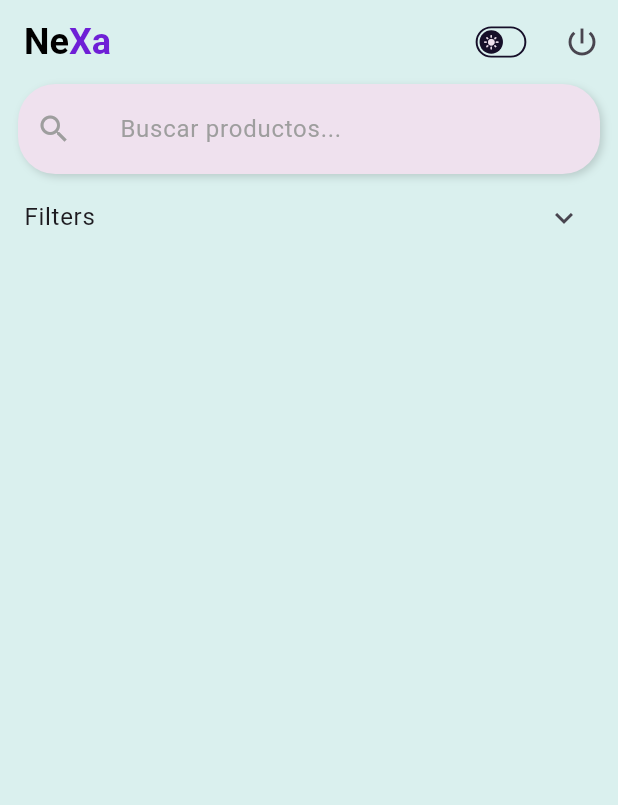
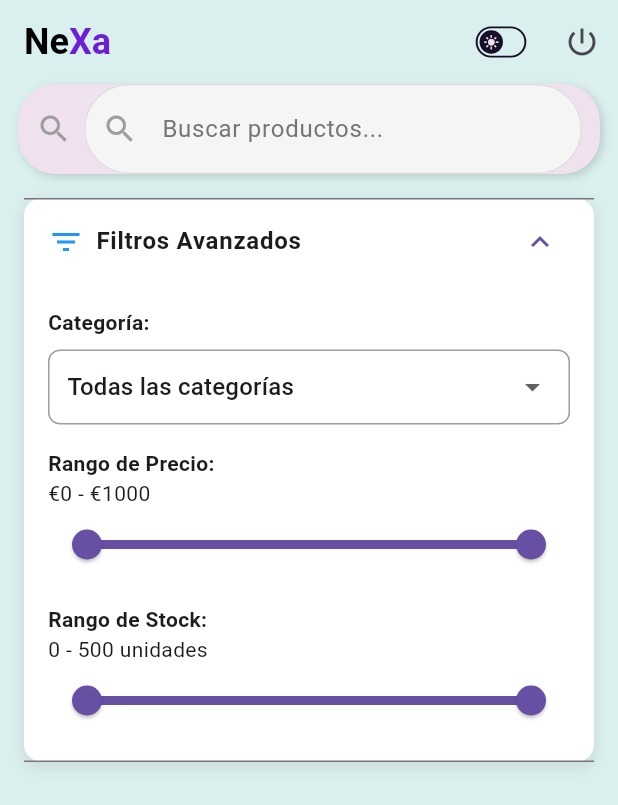
Before and after one commit to GrupoMedac7/Nexa, a Flutter app: the screen it shows once a user with an empty profile is signed in, on a phone screen of 412 x 824 dp. Shown: the top 805 px of the screen. Run offline on Flutter 3.47's test engine with Material 3 defaults, Android fonts, the phone set to English and light mode, and no system bars; our stand-ins replace cloud_firestore, firebase_auth, firebase_core; accounts and stored records are empty.

Commit message:
FS001: Mejorar visibilidad y diseño de filtros avanzados

```diff
--- a/lib/views/home_page/widgets/custom_search_bar.dart
+++ b/lib/views/home_page/widgets/custom_search_bar.dart
@@ -14,13 +14,22 @@ class CustomSearchBar extends StatelessWidget {
   InputDecoration _inputDecoration(String hint) => InputDecoration(
     hintText: hint,
     filled: true,
-    fillColor: AppTheme.palette["light_purple"],
+    fillColor: Colors.grey[100],
     contentPadding: const EdgeInsets.symmetric(horizontal: 20, vertical: 18),
     border: OutlineInputBorder(
       borderRadius: BorderRadius.circular(30),
-      borderSide: BorderSide.none,
+      borderSide: BorderSide(color: Colors.grey[300]!),
     ),
-    hintStyle: TextStyle(color: Colors.grey),
+    enabledBorder: OutlineInputBorder(
+      borderRadius: BorderRadius.circular(30),
+      borderSide: BorderSide(color: Colors.grey[300]!),
+    ),
+    focusedBorder: OutlineInputBorder(
+      borderRadius: BorderRadius.circular(30),
+      borderSide: const BorderSide(color: Colors.blue, width: 2),
+    ),
+    hintStyle: TextStyle(color: Colors.grey[600]),
+    prefixIcon: const Icon(Icons.search, color: Colors.grey),
   );
 
   @override
--- a/lib/views/home_page/widgets/custom_search_filters.dart
+++ b/lib/views/home_page/widgets/custom_search_filters.dart
@@ -29,7 +29,6 @@ class CustomSearchFilters extends StatefulWidget {
 }
 
 class _CustomSearchFiltersState extends State<CustomSearchFilters> {
-  bool _isExpanded = false;
   final double _priceMax = 1000;
   final double _stockMax = 500;
   RangeValues _priceRange = RangeValues(0, 1);
@@ -44,30 +43,62 @@ class _CustomSearchFiltersState extends State<CustomSearchFilters> {
 
   @override
   Widget build(BuildContext context) {
-    return ExpansionTile(
-      title: const Text('Filters'),
-      initiallyExpanded: _isExpanded,
+    return Container(
+      margin: const EdgeInsets.all(16),
+      decoration: BoxDecoration(
+        color: Colors.white,
+        borderRadius: BorderRadius.circular(12),
+        boxShadow: [
+          BoxShadow(
+            color: Colors.grey.withOpacity(0.2),
+            spreadRadius: 2,
+            blurRadius: 5,
+            offset: const Offset(0, 3),
+          ),
+        ],
+      ),
+      child: ExpansionTile(
+        title: const Row(
+          children: [
+            Icon(Icons.filter_list, color: Colors.blue),
+            SizedBox(width: 8),
+            Text('Filtros Avanzados', style: TextStyle(fontWeight: FontWeight.bold)),
+          ],
+        ),
+        initiallyExpanded: true,
         onExpansionChanged: (expanded) {
-        setState(() {
-          _isExpanded = expanded;
-        });
+          // Expansion state is handled automatically
         },
         children: [
-        Column(
+          Padding(
+            padding: const EdgeInsets.all(16),
+            child: Column(
               crossAxisAlignment: CrossAxisAlignment.start,
               children: [
                 // Category dropdown
-            Center(
+                const Text('Categoría:', style: TextStyle(fontWeight: FontWeight.bold)),
+                const SizedBox(height: 8),
+                Container(
+                  width: double.infinity,
+                  padding: const EdgeInsets.symmetric(horizontal: 12),
+                  decoration: BoxDecoration(
+                    border: Border.all(color: Colors.grey),
+                    borderRadius: BorderRadius.circular(8),
+                  ),
+                  child: DropdownButtonHideUnderline(
                     child: DropdownButton<String>(
                       value: widget.categoryController.text.isEmpty
                           ? null
                           : widget.categoryController.text,
-                hint: Text(
-                  widget.categoryController.text.isEmpty
-                      ? "Select category"
-                      : widget.categoryController.text,
+                      hint: const Text("Seleccionar categoría"),
+                      isExpanded: true,
+                      items: [
+                        const DropdownMenuItem<String>(
+                          value: null,
+                          child: Text("Todas las categorías"),
                         ),
-                items: widget.categories,
+                        ...widget.categories,
+                      ],
                       onChanged: (value) {
                         setState(() {
                           widget.categoryController.text = value ?? "";
@@ -78,29 +109,27 @@ class _CustomSearchFiltersState extends State<CustomSearchFilters> {
                       },
                     ),
                   ),
+                ),
 
                 const SizedBox(height: 16),
 
                 // Price Range Slider
-            const Text('Price'),
+                const Text('Rango de Precio:', style: TextStyle(fontWeight: FontWeight.bold)),
+                Text('€${_priceRange.start.round()} - €${_priceRange.end.round()}'),
                 RangeSlider(
                   values: _priceRange,
                   min: 0,
                   max: _priceMax,
                   divisions: 100,
                   labels: RangeLabels(
-                _priceRange.start.round().toString(),
-                _priceRange.end.round().toString(),
+                    '€${_priceRange.start.round()}',
+                    '€${_priceRange.end.round()}',
                   ),
                   onChanged: (RangeValues values) {
                     setState(() {
                       _priceRange = values;
-                  widget.minPriceController.text = values.start.toStringAsFixed(
-                    0,
-                  );
-                  widget.maxPriceController.text = values.end.toStringAsFixed(
-                    0,
-                  );
+                      widget.minPriceController.text = values.start.toStringAsFixed(0);
+                      widget.maxPriceController.text = values.end.toStringAsFixed(0);
                       if (widget.onPriceChanged != null) {
                         widget.onPriceChanged!(values.start, values.end);
                       }
@@ -111,7 +140,8 @@ class _CustomSearchFiltersState extends State<CustomSearchFilters> {
                 const SizedBox(height: 16),
 
                 // Stock Range Slider
-            const Text('Stock'),
+                const Text('Rango de Stock:', style: TextStyle(fontWeight: FontWeight.bold)),
+                Text('${_stockRange.start.round()} - ${_stockRange.end.round()} unidades'),
                 RangeSlider(
                   values: _stockRange,
                   min: 0,
@@ -124,12 +154,8 @@ class _CustomSearchFiltersState extends State<CustomSearchFilters> {
                   onChanged: (RangeValues values) {
                     setState(() {
                       _stockRange = values;
-                  widget.minStockController.text = values.start.toStringAsFixed(
-                    0,
-                  );
-                  widget.maxStockController.text = values.end.toStringAsFixed(
-                    0,
-                  );
+                      widget.minStockController.text = values.start.toStringAsFixed(0);
+                      widget.maxStockController.text = values.end.toStringAsFixed(0);
                       if (widget.onStockChanged != null) {
                         widget.onStockChanged!(values.start, values.end);
                       }
@@ -138,7 +164,9 @@ class _CustomSearchFiltersState extends State<CustomSearchFilters> {
                 ),
               ],
             ),
+          ),
         ],
+      ),
     );
   }
 }
```
Lines whose indentation alone changed are shown as unchanged.
